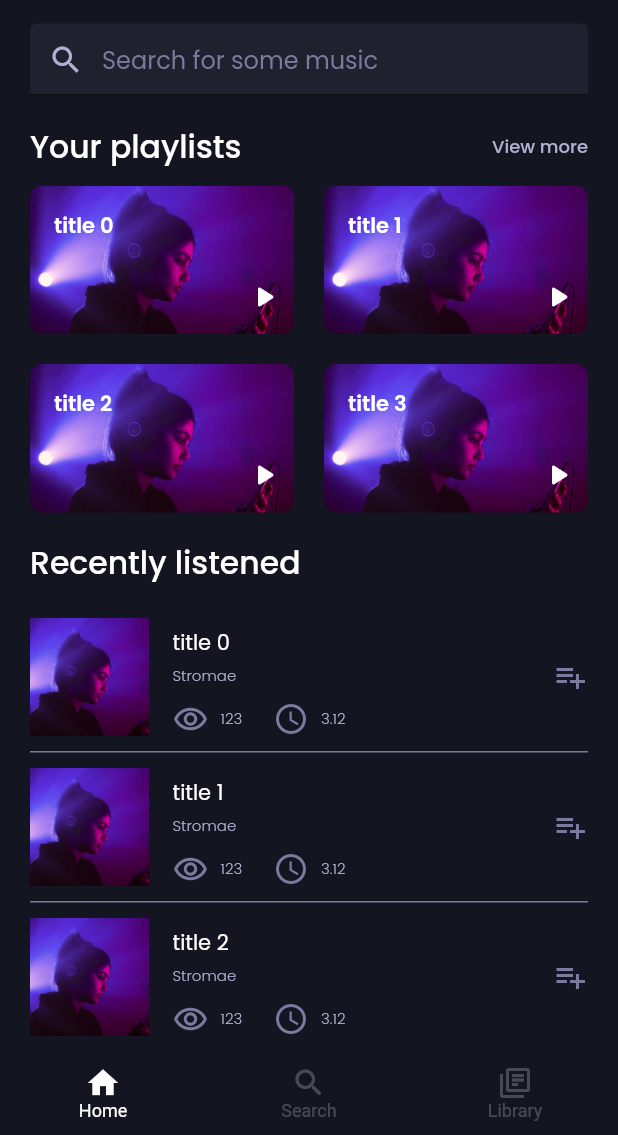
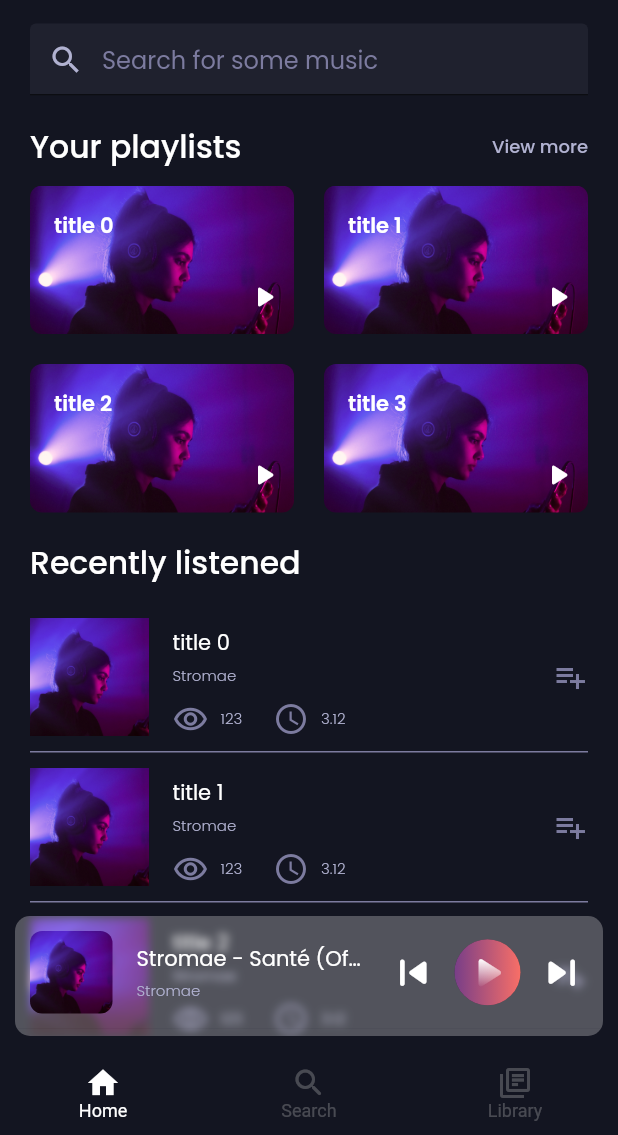
Before and after one commit to DannyPX/rabble, a Flutter app: the MainPage screen opened directly, on a phone screen of 412 x 824 dp, the part 101-1236 px from its top. Run offline on Flutter 3.47's test engine with Material 2 defaults, Android fonts, the phone set to English and light mode, and no system bars; drawn by our look-alikes of searchfield; our stand-ins replace flutter_svg.

Commit message:
Add player

```diff
--- /dev/null
+++ b/lib/components/player.dart
@@ -0,0 +1,302 @@
+import 'dart:ui';
+
+import 'package:flutter/material.dart';
+import 'package:rabble/constants.dart';
+
+class Player extends StatefulWidget {
+  const Player({
+    Key? key,
+    required this.title,
+    required this.subtitle,
+    required this.imageUrl,
+    required this.currentTime,
+    required this.totalTime,
+  }) : super(key: key);
+
+  final String title;
+  final String subtitle;
+  final String imageUrl;
+  final Duration currentTime;
+  final Duration totalTime;
+
+  @override
+  _PlayerState createState() => _PlayerState();
+}
+
+class _PlayerState extends State<Player> {
+  String get title => widget.title;
+  String get subtitle => widget.subtitle;
+  String get imageUrl => widget.imageUrl;
+  double iconSize = 35;
+
+  @override
+  Widget build(BuildContext context) {
+    return ClipRRect(
+      borderRadius: BorderRadius.circular(10.0),
+      child: BackdropFilter(
+        filter: ImageFilter.blur(sigmaX: 3.0, sigmaY: 3.0),
+        child: Column(
+          children: [
+            Container(
+              height: 75,
+              decoration: BoxDecoration(
+                color: Color(0x44FFFFFF),
+              ),
+              child: Row(
+                children: [
+                  Center(
+                    child: Padding(
+                      padding: const EdgeInsets.only(
+                        top: 10,
+                        left: 10,
+                        bottom: 10,
+                      ),
+                      child: Expanded(
+                        child: AspectRatio(
+                          aspectRatio: 1 / 1,
+                          child: ClipRRect(
+                            borderRadius: BorderRadius.circular(8.0),
+                            child: Image(
+                              image: AssetImage(imageUrl),
+                              fit: BoxFit.cover,
+                            ),
+                          ),
+                        ),
+                        flex: 1,
+                      ),
+                    ),
+                  ),
+                  Expanded(
+                    flex: 1,
+                    child: ListTile(
+                      title: Text(
+                        title,
+                        style: fListTitleStyle,
+                        maxLines: 1,
+                        overflow: TextOverflow.ellipsis,
+                      ),
+                      subtitle: Text(
+                        subtitle,
+                        style: fListUnderTitleStyle,
+                        maxLines: 1,
+                        overflow: TextOverflow.ellipsis,
+                      ),
+                    ),
+                  ),
+                  Center(
+                    //TODO Previous
+                    child: Icon(
+                      Icons.skip_previous_rounded,
+                      color: cTextPrimaryColor,
+                      size: iconSize,
+                    ),
+                  ),
+                  SizedBox(width: 10),
+                  Center(
+                    //TODO Play/Pause
+                    child: CircleAvatar(
+                      backgroundColor: cButtonTransparentBgColor,
+                      radius: 22,
+                      child: Stack(
+                        children: [
+                          Container(
+                            decoration: const BoxDecoration(
+                                shape: BoxShape.circle,
+                                gradient: cPrimaryGradiant),
+                          ),
+                          Center(
+                            child: ShaderMask(
+                              shaderCallback: (Rect bounds) {
+                                final Rect rect =
+                                    Rect.fromLTRB(0, 0, iconSize, iconSize);
+                                return cIconGradiant.createShader(rect);
+                              },
+                              child: SizedBox(
+                                child: Icon(
+                                  Icons.play_arrow_rounded,
+                                  color: cTextPrimaryColor,
+                                  size: iconSize,
+                                ),
+                              ),
+                            ),
+                          ),
+                        ],
+                      ),
+                    ),
+                  ),
+                  SizedBox(width: 10),
+                  Center(
+                    //TODO Next
+                    child: Icon(
+                      Icons.skip_next_rounded,
+                      color: cTextPrimaryColor,
+                      size: iconSize,
+                    ),
+                  ),
+                  SizedBox(width: 10),
+                ],
+              ),
+            ),
+            buildSlider(context)
+          ],
+        ),
+      ),
+    );
+  }
+
+  Container buildSlider(BuildContext context) {
+    return Container(
+      height: 5,
+      color: const Color(0x44FFFFFF),
+      child: SliderTheme(
+        data: SliderTheme.of(context).copyWith(
+          thumbShape: const RoundSliderThumbShape(enabledThumbRadius: 0),
+          trackHeight: 5,
+          trackShape: CustomTrackShape(
+              gradient: cPrimaryGradiant, darkenInactive: true),
+        ),
+        child: Slider(
+          value: (widget.currentTime.inMilliseconds /
+              widget.totalTime.inMilliseconds),
+          onChanged: (value) {},
+        ),
+      ),
+    );
+  }
+}
+
+class CustomTrackShape extends RectangularSliderTrackShape {
+  final LinearGradient gradient;
+  final bool darkenInactive;
+  const CustomTrackShape(
+      {this.gradient:
+          const LinearGradient(colors: [Colors.lightBlue, Colors.blue]),
+      this.darkenInactive: true});
+
+  @override
+  Rect getPreferredRect({
+    required RenderBox parentBox,
+    Offset offset = Offset.zero,
+    required SliderThemeData sliderTheme,
+    bool isEnabled = false,
+    bool isDiscrete = false,
+  }) {
+    final double? trackHeight = sliderTheme.trackHeight;
+    final double trackLeft = offset.dx;
+    final double trackTop =
+        offset.dy + (parentBox.size.height - trackHeight!) / 2;
+    final double trackWidth = parentBox.size.width;
+    return Rect.fromLTWH(trackLeft, trackTop, trackWidth, trackHeight);
+  }
+
+  @override
+  void paint(
+    PaintingContext context,
+    Offset offset, {
+    required RenderBox parentBox,
+    required SliderThemeData sliderTheme,
+    required Animation<double> enableAnimation,
+    required TextDirection textDirection,
+    required Offset thumbCenter,
+    bool isDiscrete = false,
+    bool isEnabled = false,
+    double additionalActiveTrackHeight = 2,
+  }) {
+    assert(context != null);
+    assert(offset != null);
+    assert(parentBox != null);
+    assert(sliderTheme != null);
+    assert(sliderTheme.disabledActiveTrackColor != null);
+    assert(sliderTheme.disabledInactiveTrackColor != null);
+    assert(sliderTheme.activeTrackColor != null);
+    assert(sliderTheme.inactiveTrackColor != null);
+    assert(sliderTheme.thumbShape != null);
+    assert(enableAnimation != null);
+    assert(textDirection != null);
+    assert(thumbCenter != null);
+    // If the slider [SliderThemeData.trackHeight] is less than or equal to 0,
+    // then it makes no difference whether the track is painted or not,
+    // therefore the painting  can be a no-op.
+    if (sliderTheme.trackHeight! <= 0) {
+      return;
+    }
+
+    final Rect trackRect = getPreferredRect(
+      parentBox: parentBox,
+      offset: offset,
+      sliderTheme: sliderTheme,
+      isEnabled: isEnabled,
+      isDiscrete: isDiscrete,
+    );
+
+    // Assign the track segment paints, which are leading: active and
+    // trailing: inactive.
+    final ColorTween activeTrackColorTween = ColorTween(
+        begin: sliderTheme.disabledActiveTrackColor,
+        end: sliderTheme.activeTrackColor);
+    final ColorTween inactiveTrackColorTween = darkenInactive
+        ? ColorTween(
+            begin: sliderTheme.disabledInactiveTrackColor,
+            end: sliderTheme.inactiveTrackColor)
+        : activeTrackColorTween;
+    final Paint activePaint = Paint()
+      ..shader = gradient.createShader(trackRect)
+      ..color = activeTrackColorTween.evaluate(enableAnimation)!;
+    final Paint inactivePaint = Paint()
+      ..shader = gradient.createShader(trackRect)
+      ..color = inactiveTrackColorTween.evaluate(enableAnimation)!;
+    Paint leftTrackPaint;
+    Paint rightTrackPaint;
+    switch (textDirection) {
+      case TextDirection.ltr:
+        leftTrackPaint = activePaint;
+        rightTrackPaint = inactivePaint;
+        break;
+      case TextDirection.rtl:
+        leftTrackPaint = inactivePaint;
+        rightTrackPaint = activePaint;
+        break;
+    }
+    final Radius trackRadius = Radius.circular(trackRect.height / 2);
+    final Radius activeTrackRadius = Radius.circular(trackRect.height / 2 + 1);
+
+    context.canvas.drawRRect(
+      RRect.fromLTRBAndCorners(
+        trackRect.left,
+        (textDirection == TextDirection.ltr)
+            ? trackRect.top - (additionalActiveTrackHeight / 2)
+            : trackRect.top,
+        thumbCenter.dx,
+        (textDirection == TextDirection.ltr)
+            ? trackRect.bottom + (additionalActiveTrackHeight / 2)
+            : trackRect.bottom,
+        topLeft: (textDirection == TextDirection.ltr)
+            ? activeTrackRadius
+            : trackRadius,
+        bottomLeft: (textDirection == TextDirection.ltr)
+            ? activeTrackRadius
+            : trackRadius,
+      ),
+      leftTrackPaint,
+    );
+    context.canvas.drawRRect(
+      RRect.fromLTRBAndCorners(
+        thumbCenter.dx,
+        (textDirection == TextDirection.rtl)
+            ? trackRect.top - (additionalActiveTrackHeight / 2)
+            : trackRect.top,
+        trackRect.right,
+        (textDirection == TextDirection.rtl)
+            ? trackRect.bottom + (additionalActiveTrackHeight / 2)
+            : trackRect.bottom,
+        topRight: (textDirection == TextDirection.rtl)
+            ? activeTrackRadius
+            : trackRadius,
+        bottomRight: (textDirection == TextDirection.rtl)
+            ? activeTrackRadius
+            : trackRadius,
+      ),
+      rightTrackPaint,
+    );
+  }
+}
--- a/lib/constants.dart
+++ b/lib/constants.dart
@@ -29,9 +29,9 @@ const cButtonTransparentBgColor = Color(0x88131521);
 const cIconPrimaryColor = Color(0xFFFFFFFF);
 const cIconSecondaryColor = Color(0x4DC4C4C4);
 const cIconGradiant = LinearGradient(
-  begin: Alignment.centerLeft,
-  end: Alignment.centerRight,
-  colors: [cIconPrimaryColor, cIconSecondaryColor],
+  begin: Alignment(0, -.5),
+  end: Alignment(0, .6),
+  colors: [cIconPrimaryColor, Color(0x00FFFFFF)],
 );
 
 const cNavbarGradient = LinearGradient(
--- a/lib/views/main.dart
+++ b/lib/views/main.dart
@@ -1,5 +1,6 @@
 import 'package:flutter/material.dart';
 import 'package:rabble/components/bottom_navigation.dart';
+import 'package:rabble/components/player.dart';
 import 'package:rabble/views/home.dart';
 import 'package:rabble/views/library.dart';
 import 'package:rabble/views/search.dart';
@@ -41,6 +42,23 @@ class _HomePageState extends State<MainPage> {
               ),
             ),
           ),
+          Column(
+            crossAxisAlignment: CrossAxisAlignment.center,
+            mainAxisSize: MainAxisSize.max,
+            mainAxisAlignment: MainAxisAlignment.end,
+            children: const [
+              Padding(
+                padding: EdgeInsets.all(10),
+                child: Player(
+                  title: 'Stromae - Santé (Official Music Video)',
+                  subtitle: 'Stromae',
+                  imageUrl: 'assets/images/onboarding.jpg',
+                  totalTime: Duration(minutes: 3),
+                  currentTime: Duration(minutes: 2, seconds: 30),
+                ),
+              ),
+            ],
+          ),
         ],
       ),
       bottomNavigationBar: BottomNavigation(
```
